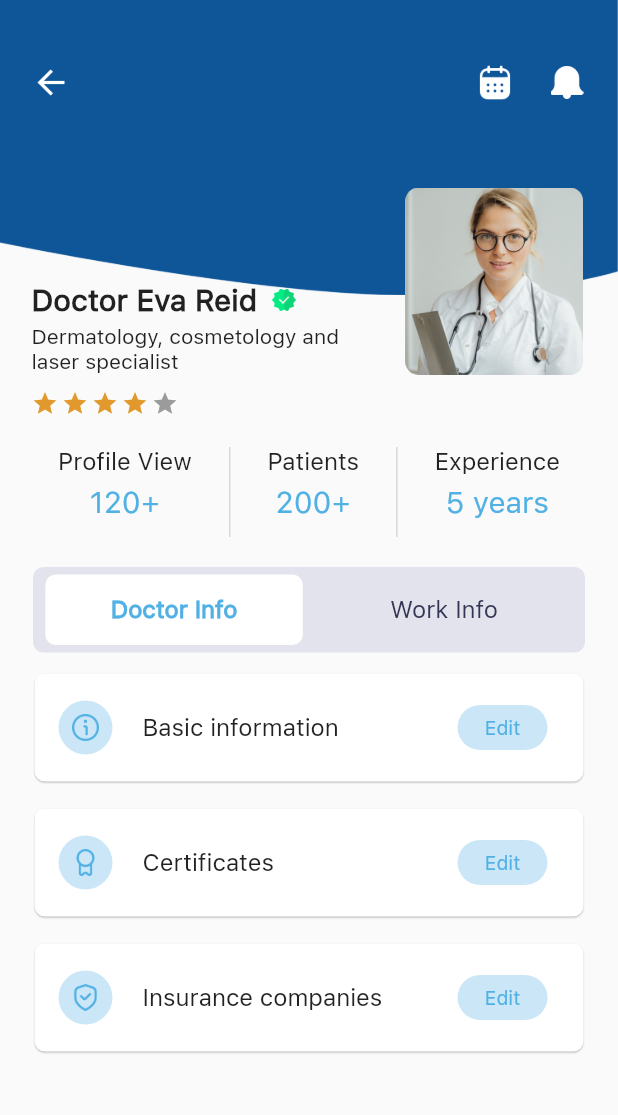
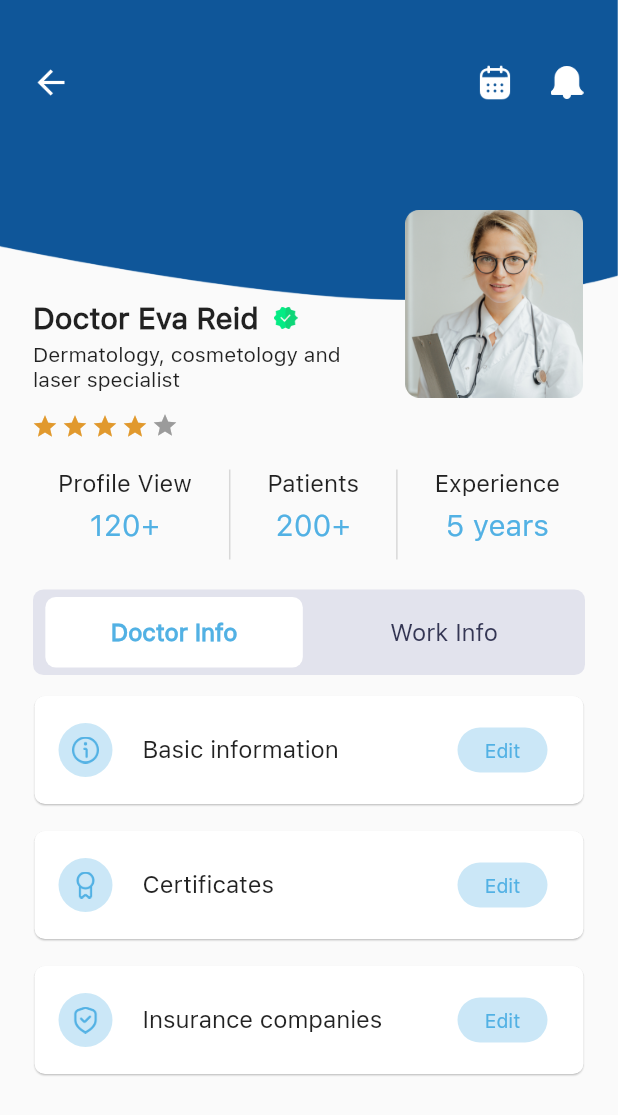
Before and after one commit to diaaAlterh/willow, a Flutter app: the screen it shows after launch, after a tap on "Upcoming", after a tap on "Accepted", after a tap on "Doctor Eva Reid", on a phone screen of 412 x 824 dp. Shown: the top 1115 px of the screen. Run offline on Flutter 3.47's test engine with Material 2 defaults, Android fonts, the phone set to English and light mode, and no system bars; drawn by our look-alikes of flutter_rating_bar; our stand-ins replace dio, flutter_staggered_animations, fluttertoast, rxdart.

Commit message:
hot fixed -- test on tablet

```diff
--- a/lib/ui/doctor_info_page.dart
+++ b/lib/ui/doctor_info_page.dart
@@ -133,11 +133,11 @@ class _DoctorInfoPageState extends State<DoctorInfoPage> {
               alignment: Alignment.topCenter,
               children: [
                 Container(
-                  height: 250,
                   alignment: Alignment.topCenter,
                   child: Image.asset(
                     AppImages.appBarBackground,
                     width: MediaQuery.of(context).size.width,
+                    height: 200,
                     fit: BoxFit.fill,
                   ),
                   // color: Colors.black,
@@ -190,9 +190,9 @@ class _DoctorInfoPageState extends State<DoctorInfoPage> {
             ),
             Container(
               // color: Colors.yellow,
-              alignment: Alignment.bottomRight,
-              margin: const EdgeInsets.only(right: 20),
-              height: MediaQuery.of(context).orientation == Orientation.portrait?250:300,
+              alignment: Alignment.topRight,
+              margin: const EdgeInsets.only(top:140.0,right: 20),
+              // height: MediaQuery.of(context).orientation == Orientation.portrait?250:300,
               child: SizedBox(
                 height: 125,
                 width: 125,
@@ -201,11 +201,13 @@ class _DoctorInfoPageState extends State<DoctorInfoPage> {
                     child: Image.asset(AppImages.placeholder)),
               ),
             ),
-            Row(
-              children: [
-                SizedBox(
-                  width: 250,
-                  height: MediaQuery.of(context).orientation == Orientation.portrait?250:300,
+            Container(
+              // color: Colors.yellow,
+              alignment: Alignment.topLeft,
+              margin: const EdgeInsets.only(left: 10,top:200.0),
+              child: SizedBox(
+                // width: 250,
+                // height: MediaQuery.of(context).orientation == Orientation.portrait?250:300,
                 child: Column(
                   mainAxisAlignment: MainAxisAlignment.end,
                   children: [
@@ -241,7 +243,6 @@ class _DoctorInfoPageState extends State<DoctorInfoPage> {
                   ],
                 ),
               ),
-              ],
             )
 
           ],
--- a/lib/ui/home_page.dart
+++ b/lib/ui/home_page.dart
@@ -212,9 +212,9 @@ class _HomePageState extends State<HomePage> {
               ),
               const Divider(),
               Container(
-                margin: const EdgeInsets.only(top: 5),
+                margin: const EdgeInsets.only(top:5,left: 18, right: 35),
                 child: Row(
-                  mainAxisAlignment: MainAxisAlignment.spaceEvenly,
+                  mainAxisAlignment: MainAxisAlignment.spaceBetween,
                   children: [
                     Row(
                       children: [
```
Lines whose indentation alone changed are shown as unchanged.
